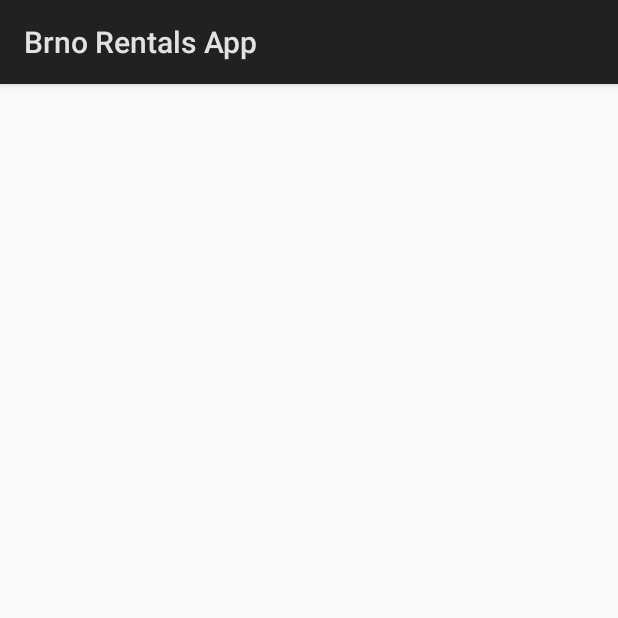
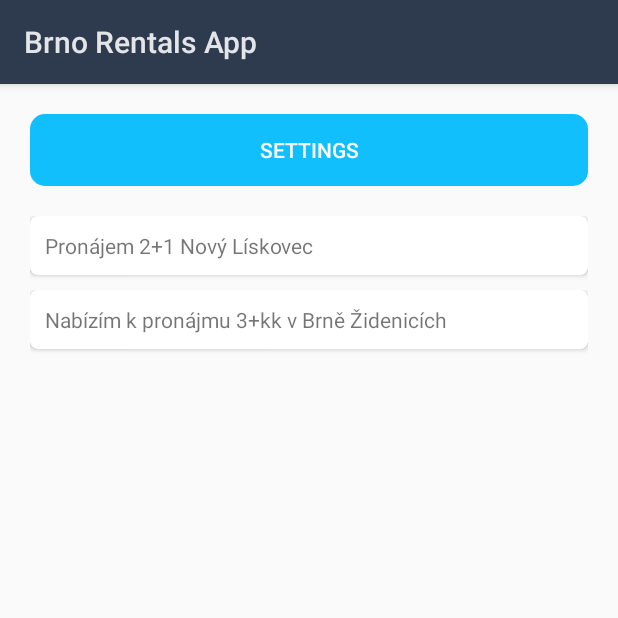
Before and after one commit to andrea-n/BrnoRentalsApp, an Android app: the screen it shows after launch (MainActivity), on a phone screen of 412 x 824 dp, the top half of it. Run offline under Robolectric (Android 15) with nearby library versions, the phone set to English and light mode, and no system bars.

Commit message:
basic recylerview, basic styles

```diff
--- a/app/build.gradle
+++ b/app/build.gradle
@@ -24,8 +24,9 @@ dependencies {
     androidTestCompile('com.android.support.test.espresso:espresso-core:2.2.2', {
         exclude group: 'com.android.support', module: 'support-annotations'
     })
-    compile 'com.android.support:appcompat-v7:25.3.1'
+    compile 'com.android.support:appcompat-v7:25.2.0'
     compile 'com.android.support.constraint:constraint-layout:1.0.2'
     testCompile 'junit:junit:4.12'
-    compile 'com.android.support:recyclerview-v7:25.3.1'
+    compile 'com.android.support:recyclerview-v7:25.2.0'
+    compile 'com.android.support:cardview-v7:25.2.0'
 }
--- a/app/src/main/java/pv239/brnorentalsapp/MainActivity.java
+++ b/app/src/main/java/pv239/brnorentalsapp/MainActivity.java
@@ -1,6 +1,6 @@
 package pv239.brnorentalsapp;
 
-import android.support.v7.app.AppCompatActivity;
+import android.app.Activity;
 import android.os.Bundle;
 import android.support.v7.widget.LinearLayoutManager;
 import android.support.v7.widget.RecyclerView;
@@ -8,7 +8,7 @@ import android.support.v7.widget.RecyclerView;
 import java.util.ArrayList;
 import java.util.List;
 
-public class MainActivity extends AppCompatActivity {
+public class MainActivity extends Activity {
 
     @Override
     protected void onCreate(Bundle savedInstanceState) {
--- a/app/src/main/res/drawable/bg_primary.xml
+++ b/app/src/main/res/drawable/bg_primary.xml
@@ -1,5 +1,5 @@
 <?xml version="1.0" encoding="utf-8"?>
 <selector xmlns:android="http://schemas.android.com/apk/res/android">
-    <item android:drawable="@color/colorAccentLight" android:state_checked="true" />
-    <item android:drawable="@color/colorAccent"/>
+    <item android:drawable="@drawable/bg_primary_checked" android:state_checked="true" />
+    <item android:drawable="@drawable/bg_primary_default"/>
 </selector>
--- /dev/null
+++ b/app/src/main/res/drawable/bg_primary_checked.xml
@@ -0,0 +1,5 @@
+<?xml version="1.0" encoding="utf-8"?>
+<shape xmlns:android="http://schemas.android.com/apk/res/android">
+    <solid android:color="@color/colorAccent" />
+    <corners android:radius="10dp"/>
+</shape>
--- /dev/null
+++ b/app/src/main/res/drawable/bg_primary_default.xml
@@ -0,0 +1,5 @@
+<?xml version="1.0" encoding="utf-8"?>
+<shape xmlns:android="http://schemas.android.com/apk/res/android">
+    <solid android:color="@color/colorAccent" />
+    <corners android:radius="10dp"/>
+</shape>
--- a/app/src/main/res/drawable/bg_secondary.xml
+++ b/app/src/main/res/drawable/bg_secondary.xml
@@ -1,5 +1,5 @@
 <?xml version="1.0" encoding="utf-8"?>
 <selector xmlns:android="http://schemas.android.com/apk/res/android">
-    <item android:drawable="@color/colorAccent2Light" android:state_checked="true" />
-    <item android:drawable="@color/colorAccent2"/>
+    <item android:drawable="@drawable/bg_secondary_checked" android:state_checked="true" />
+    <item android:drawable="@drawable/bg_secondary_default"/>
 </selector>
--- /dev/null
+++ b/app/src/main/res/drawable/bg_secondary_checked.xml
@@ -0,0 +1,5 @@
+<?xml version="1.0" encoding="utf-8"?>
+<shape xmlns:android="http://schemas.android.com/apk/res/android">
+    <solid android:color="@color/colorAccent2" />
+    <corners android:radius="10dp"/>
+</shape>
--- /dev/null
+++ b/app/src/main/res/drawable/bg_secondary_default.xml
@@ -0,0 +1,5 @@
+<?xml version="1.0" encoding="utf-8"?>
+<shape xmlns:android="http://schemas.android.com/apk/res/android">
+    <solid android:color="@color/colorAccent2" />
+    <corners android:radius="10dp"/>
+</shape>
--- a/app/src/main/res/layout/activity_main.xml
+++ b/app/src/main/res/layout/activity_main.xml
@@ -5,8 +5,16 @@
     android:orientation="vertical"
     android:padding="20dp">
 
+    <android.widget.Button
+        android:id="@+id/settingsButton"
+        android:layout_width="match_parent"
+        android:layout_height="wrap_content"
+        style="@style/buttonStylePrimary"
+        android:text="@string/settings"
+        android:layout_marginBottom="20dp"/>
+
     <android.support.v7.widget.RecyclerView
         android:id="@+id/offersRecycler"
         android:layout_width="match_parent"
-        android:layout_height="match_parent" />
+        android:layout_height="wrap_content" />
 </LinearLayout>
--- a/app/src/main/res/layout/offer_item.xml
+++ b/app/src/main/res/layout/offer_item.xml
@@ -1,26 +1,23 @@
 <?xml version="1.0" encoding="utf-8"?>
 <LinearLayout xmlns:android="http://schemas.android.com/apk/res/android"
-xmlns:card_view="http://schemas.android.com/apk/res-auto"
-xmlns:tools="http://schemas.android.com/tools"
-android:layout_width="match_parent"
-android:layout_height="wrap_content"
-android:orientation="vertical">
+    xmlns:card_view="http://schemas.android.com/apk/res-auto"
+    xmlns:tools="http://schemas.android.com/tools"
+    android:layout_width="match_parent"
+    android:layout_height="wrap_content"
+    android:orientation="vertical">
 
-    <android.support.v7.widget.CardView
+    <android.support.v7.widget.CardView android:id="@+id/offerCard"
         xmlns:card_view="http://schemas.android.com/apk/res-auto"
-        android:id="@+id/offerCard"
         android:layout_width="match_parent"
         android:layout_height="wrap_content"
         android:layout_gravity="center"
-        android:layout_margin="10dp">
+        android:layout_marginBottom="10dp"
+        card_view:cardCornerRadius="5dp">
 
         <TextView
             android:id="@+id/offerCardTitle"
             android:layout_width="match_parent"
             android:layout_height="match_parent"
-            android:padding="10dp"
-            android:background="@color/cardBackground"
-            android:gravity="center_vertical"
-            android:textSize="14dp"/>
+            android:padding="10dp"/>
     </android.support.v7.widget.CardView>
 </LinearLayout>
--- a/app/src/main/res/values/colors.xml
+++ b/app/src/main/res/values/colors.xml
@@ -8,4 +8,5 @@
     <color name="colorAccent2Light">#63d861</color>
     <color name="windowBackground">#f3f3f5</color>
     <color name="cardBackground">#ffffff</color>
+    <color name="colorLightText">#ffffff</color>
 </resources>
--- a/app/src/main/res/values/strings.xml
+++ b/app/src/main/res/values/strings.xml
@@ -1,3 +1,4 @@
 <resources>
     <string name="app_name">Brno Rentals App</string>
+    <string name="settings">Settings</string>
 </resources>
--- a/app/src/main/res/values/styles.xml
+++ b/app/src/main/res/values/styles.xml
@@ -3,9 +3,9 @@
     <!-- Base application theme. -->
     <style name="AppTheme" parent="android:Theme.Material.Light.DarkActionBar">
         <!-- Main theme colors -->
-        <item name="colorPrimary">@color/colorPrimary</item>
-        <item name="colorPrimaryDark">@color/colorPrimaryDark</item>
-        <item name="colorAccent">@color/colorAccent</item>
+        <item name="android:colorPrimary">@color/colorPrimary</item>
+        <item name="android:colorPrimaryDark">@color/colorPrimaryDark</item>
+        <item name="android:colorAccent">@color/colorAccent</item>
     </style>
 
     <style name="buttonStylePrimary">
@@ -13,12 +13,16 @@
         <item name="android:layout_height">wrap_content</item>
         <item name="android:padding">10dp</item>
         <item name="android:background">@drawable/bg_primary</item>
+        <item name="android:radius">10dp</item>
+        <item name="android:textColor">@color/colorLightText</item>
     </style>
     <style name="buttonStyleSecondary">
         <item name="android:layout_width">wrap_content</item>
         <item name="android:layout_height">wrap_content</item>
         <item name="android:padding">10dp</item>
         <item name="android:background">@drawable/bg_secondary</item>
+        <item name="android:radius">10dp</item>
+        <item name="android:textColor">@color/colorLightText</item>
     </style>
 
 </resources>
```
